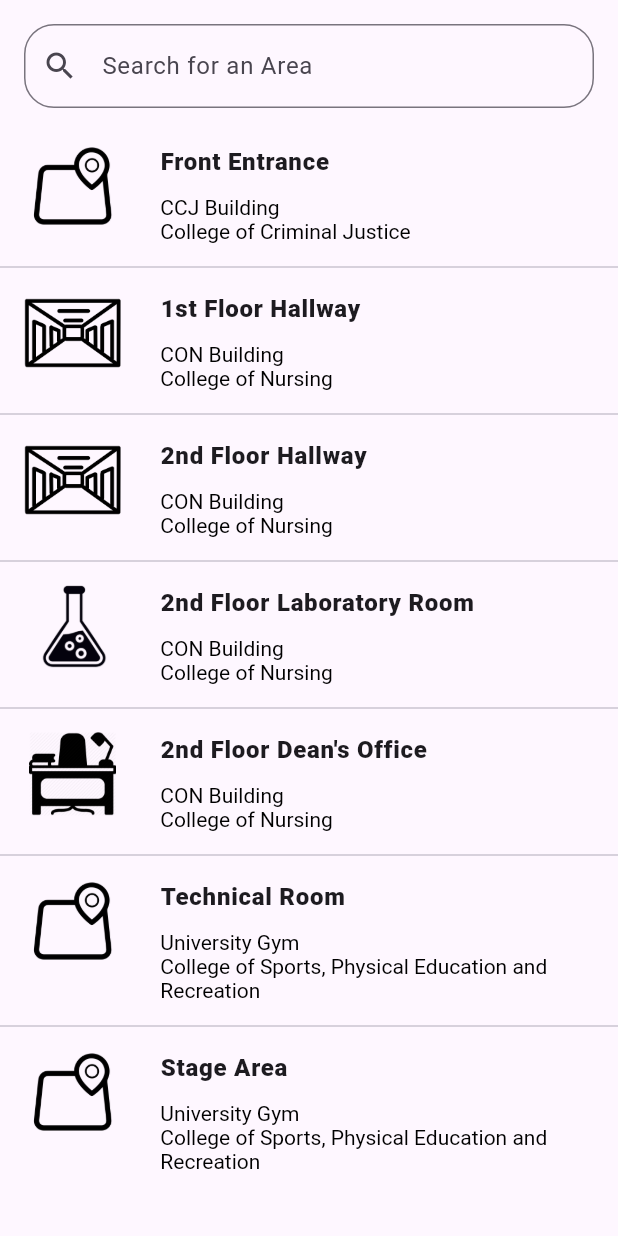
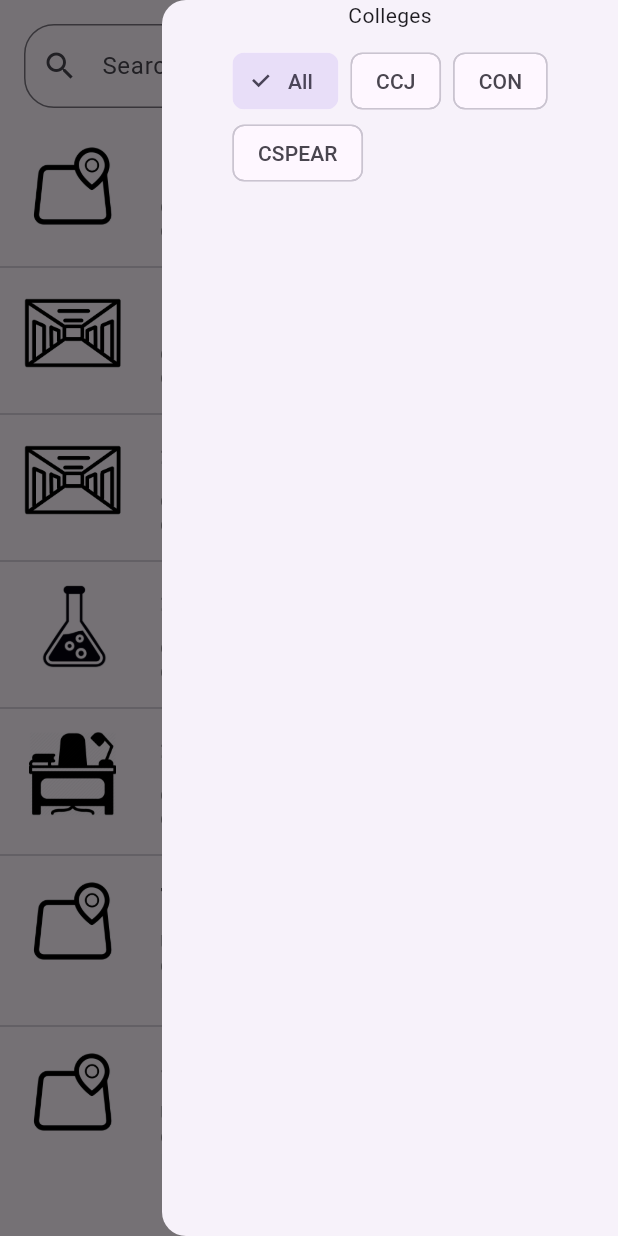
Before and after one commit to adrian-magsino/erranza, a Flutter app: the SearchPage screen opened directly, with the side drawer open (before the commit the screen has no drawer), on a phone screen of 412 x 824 dp. Run offline on Flutter 3.47's test engine with Material 3 defaults, Android fonts, the phone set to English and light mode, and no system bars; missing offline and left inert: panorama_viewer.

Commit message:
Added filter tags in search page

```diff
--- a/lib/data/areas.dart
+++ b/lib/data/areas.dart
@@ -21,6 +21,8 @@ class Area {
 }
 
 List<Area> allAreas = [...ccjAreas, ...conAreas, ...cspearAreas];
+
+List displayedAreasList = allAreas;
 
 
 
--- a/lib/pages/search_page.dart
+++ b/lib/pages/search_page.dart
@@ -1,4 +1,5 @@
 import 'package:erranza/data/areas.dart';
+import 'package:erranza/widgets/custom_FilterTags.dart';
 import 'package:erranza/widgets/custom_listTile.dart';
 import 'package:flutter/material.dart';
 
@@ -11,13 +12,49 @@ class SearchPage extends StatefulWidget {
 
 class _SearchPageState extends State<SearchPage> {
   final _controller = TextEditingController();
-  List areaList = allAreas;
+
+  List<String> collegeTags = ["All", "CCJ", "CON", "CSPEAR"];
+  int _selectedTagIndex = 0;
+
+  void filterChanged() {setState(() {});}
+
+  void tagSelected(int index) {
+    setState(() {
+      _selectedTagIndex = index;
+      filterAreas();
+    });
+  }
+
+  void filterAreas () {
+    setState(() {
+      displayedAreasList = allAreas.where((area) {
+        String selectedTag = collegeTags[_selectedTagIndex];
+        return _selectedTagIndex == 0 || area.college_id == selectedTag;
+      }).toList();
+    });
+  }
 
   @override
   Widget build(BuildContext context) {
-    return Column(
+    return Scaffold(
+      endDrawer: Drawer(
+        child: Column(
           children: [
-          Container(
+            const Text("Colleges"),
+            CustomFilterTags(tagsCollection: collegeTags,
+            filterChanged: filterChanged,
+            selectedTagIndex: _selectedTagIndex,
+            tagSelected: tagSelected,),
+            SizedBox(height: 40.0),
+          ],
+        )
+      ),
+      body: Column(
+          children: [
+            Row(
+              children: [
+                Expanded(
+                  child: Container(
                     margin: const EdgeInsets.fromLTRB(16, 16, 16, 16),
                     child: TextField(
                       controller: _controller,
@@ -40,12 +77,22 @@ class _SearchPageState extends State<SearchPage> {
                       onChanged: searchArea,
                     ),
                   ),
-          areaList.isNotEmpty ? Expanded(
+                ),
+                Container(
+                  child: Builder(builder: (context) => IconButton(
+                    onPressed: () {
+                      Scaffold.of(context).openEndDrawer();
+                    },
+                    icon: Icon(Icons.sort))),
+                )
+              ],
+            ),
+            displayedAreasList.isNotEmpty ? Expanded(
               child: ListView.separated(
-            itemCount: areaList.length,
+              itemCount: displayedAreasList.length,
               separatorBuilder: (context, index) => const Divider(),
               itemBuilder: (context, index) {
-              return CustomListTile(areaList: areaList, areaIndex: index,);
+                return CustomListTile(areaList: displayedAreasList, areaIndex: index,);
                 }
               )
             )
@@ -53,6 +100,7 @@ class _SearchPageState extends State<SearchPage> {
               child: Text("Area not Found"),
             )
           ],
+      ),
     );
   }
 
@@ -67,11 +115,10 @@ class _SearchPageState extends State<SearchPage> {
       return collegeId.contains(userInput) ||
       collegeName.contains(userInput) ||
       buildingName.contains(userInput) ||
-      areaName.contains(userInput)
-      ;
+      areaName.contains(userInput);
     }).toList();
 
-    setState(() => areaList = suggestions);
+    setState(() => displayedAreasList = suggestions);
   }
 
 }
--- /dev/null
+++ b/lib/widgets/custom_FilterTags.dart
@@ -0,0 +1,46 @@
+import 'package:flutter/material.dart';
+
+class CustomFilterTags extends StatefulWidget {
+  const CustomFilterTags({
+    super.key,
+    required this.tagsCollection,
+    required this.filterChanged,
+    required this.selectedTagIndex,
+    required this.tagSelected,
+    });
+
+    final List<String> tagsCollection;
+    final VoidCallback filterChanged;
+    final int selectedTagIndex;
+    final ValueChanged<int> tagSelected;
+
+  @override
+  State<CustomFilterTags> createState() => _CustomFilterTagsState();
+}
+
+class _CustomFilterTagsState extends State<CustomFilterTags> {
+
+
+
+  @override
+  Widget build(BuildContext context) {
+    return Padding(
+      padding: const EdgeInsets.all(10.0),
+      child: Wrap(
+        spacing: 8.0,
+        children: List<Widget>.generate(widget.tagsCollection.length, (int index) {
+          return ChoiceChip(
+            label: Text(widget.tagsCollection[index]),
+            selected: widget.selectedTagIndex == index,
+            onSelected: (bool selected) {
+              setState(() {
+                widget.tagSelected(index);
+              });
+            },
+            );
+        }).toList()
+      ),
+    );
+  }
+
+}
--- a/lib/widgets/custom_listTile.dart
+++ b/lib/widgets/custom_listTile.dart
@@ -1,4 +1,3 @@
-import 'package:erranza/data/areas.dart';
 import 'package:erranza/pages/panorama_view_page.dart';
 import 'package:flutter/material.dart';
 
```
Lines whose indentation alone changed are shown as unchanged.
